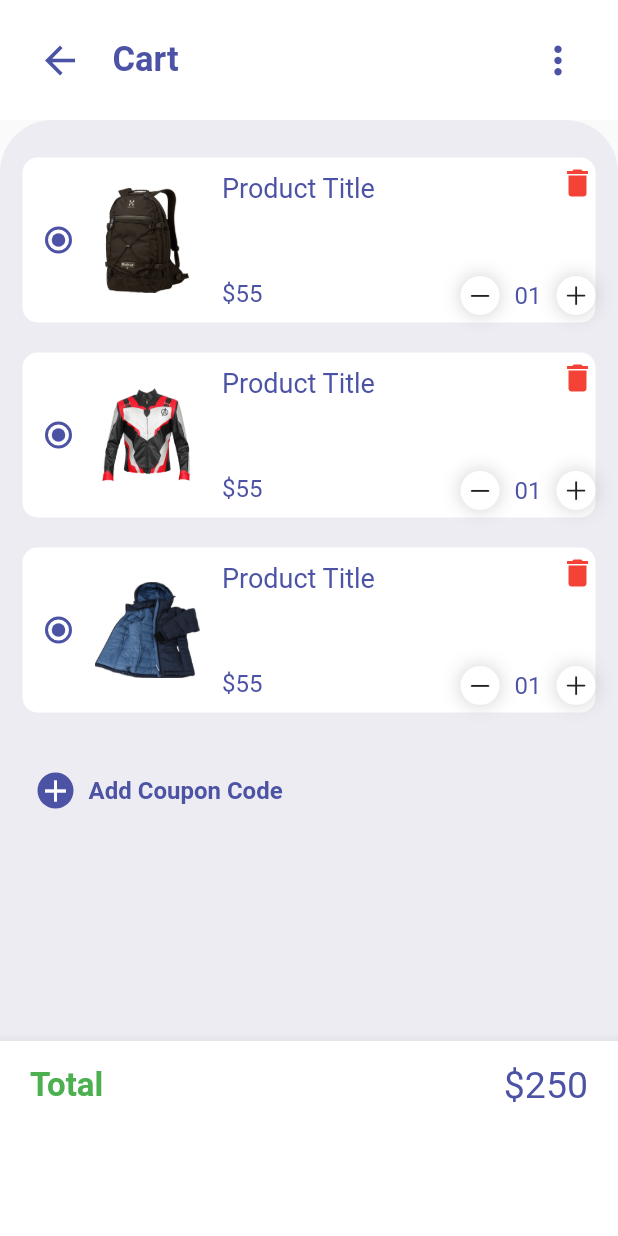
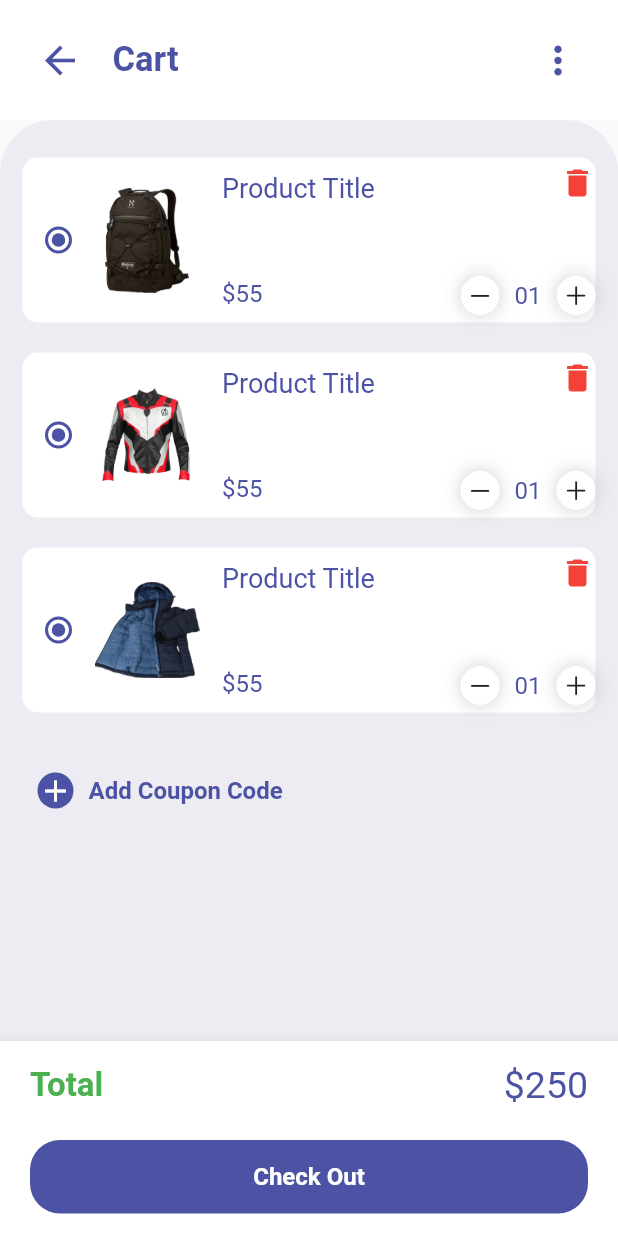
Before and after one commit to mehranext/shoponline, a Flutter app: the OrderFragmentScreen screen opened directly, on a phone screen of 412 x 824 dp. Run offline on Flutter 3.47's test engine with Material 2 defaults, Android fonts, the phone set to English and light mode, and no system bars; our stand-ins replace fluttertoast, font_awesome_flutter, get, shared_preferences; accounts and stored records are empty.

Commit message:
bottom of page for information(with out update.

```diff
--- a/lib/widgets/CartBottomNavBar.dart
+++ b/lib/widgets/CartBottomNavBar.dart
@@ -9,7 +9,7 @@ class CartBottomNavBar extends StatelessWidget {
       child: Container(
         padding: EdgeInsets.symmetric(horizontal: 20,vertical: 15),
         height: 130,
-        child: const Column(
+        child:  Column(
           mainAxisAlignment: MainAxisAlignment.spaceBetween,
           children: [
             Row(
@@ -28,7 +28,25 @@ class CartBottomNavBar extends StatelessWidget {
                   fontWeight: FontWeight.normal,
                 ),
                 ),
-            ],),
+            ],
+            ),
+            Container(
+              //Text CheckOut that should be in below
+              alignment: Alignment.center,
+              height: 49,
+              width: double.infinity ,
+              decoration:BoxDecoration(
+                color: darkblueColor,
+                borderRadius: BorderRadius.circular(20),
+              ) ,
+              child: Text("Check Out",
+                style: TextStyle(
+                  fontWeight: FontWeight.bold,
+                  fontSize: 16,
+                  color: Colors.white,
+                ),
+              ),
+            ),
           ],
         ),
       ),
```
